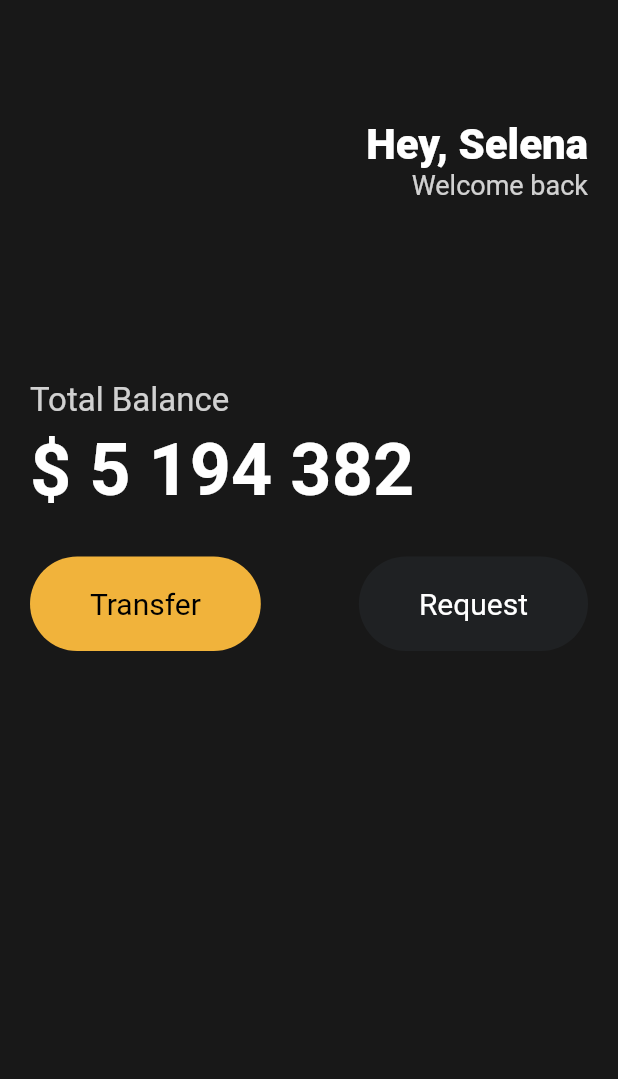
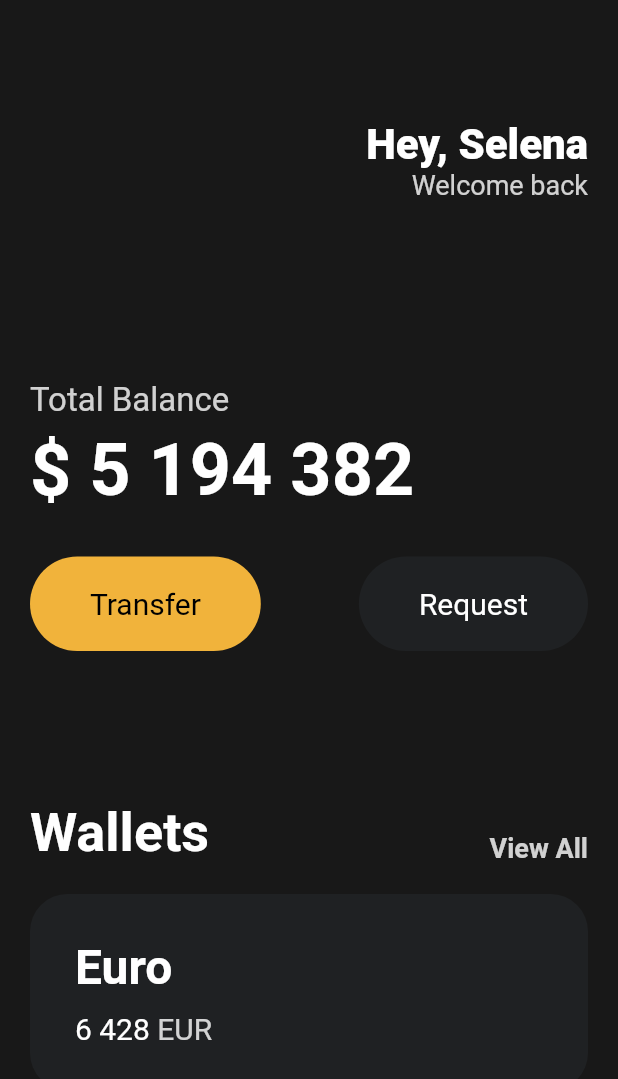
Before and after one commit to sgd122/webtoonflix, a Flutter app: the screen it shows after launch, on a phone screen of 412 x 824 dp. Shown: the top 1079 px of the screen. Run offline on Flutter 3.47's test engine with Material 2 defaults, Android fonts, the phone set to English and light mode, and no system bars.

Commit message:
feat(main): add a Card Container

```diff
--- a/lib/main.dart
+++ b/lib/main.dart
@@ -84,6 +84,82 @@
                       textColor: Colors.white),
                 ],
               ),
+              const SizedBox(
+                height: 100,
+              ),
+              Row(
+                crossAxisAlignment: CrossAxisAlignment.end,
+                mainAxisAlignment: MainAxisAlignment.spaceBetween,
+                children: [
+                  const Text(
+                    'Wallets',
+                    style: TextStyle(
+                      color: Colors.white,
+                      fontSize: 36,
+                      fontWeight: FontWeight.w600,
+                    ),
+                  ),
+                  Text(
+                    'View All',
+                    style: TextStyle(
+                      color: Colors.white.withOpacity(0.8),
+                      fontSize: 18,
+                      fontWeight: FontWeight.w600,
+                    ),
+                  ),
+                ],
+              ),
+              const SizedBox(
+                height: 20,
+              ),
+              Container(
+                decoration: BoxDecoration(
+                  color: const Color(0xFF1F2123),
+                  borderRadius: BorderRadius.circular(25),
+                ),
+                child: Padding(
+                  padding: const EdgeInsets.all(30),
+                  child: Row(
+                    children: [
+                      Column(
+                        crossAxisAlignment: CrossAxisAlignment.start,
+                        children: [
+                          const Text(
+                            'Euro',
+                            style: TextStyle(
+                              color: Colors.white,
+                              fontSize: 32,
+                              fontWeight: FontWeight.w600,
+                            ),
+                          ),
+                          const SizedBox(height: 10),
+                          Row(
+                            children: [
+                              const Text(
+                                '6 428',
+                                style: TextStyle(
+                                  color: Colors.white,
+                                  fontSize: 20,
+                                ),
+                              ),
+                              const SizedBox(
+                                width: 5,
+                              ),
+                              Text(
+                                'EUR',
+                                style: TextStyle(
+                                  color: Colors.white.withOpacity(0.8),
+                                  fontSize: 20,
+                                ),
+                              ),
+                            ],
+                          ),
+                        ],
+                      ),
+                    ],
+                  ),
+                ),
+              ),
             ],
           ),
         ),
```
